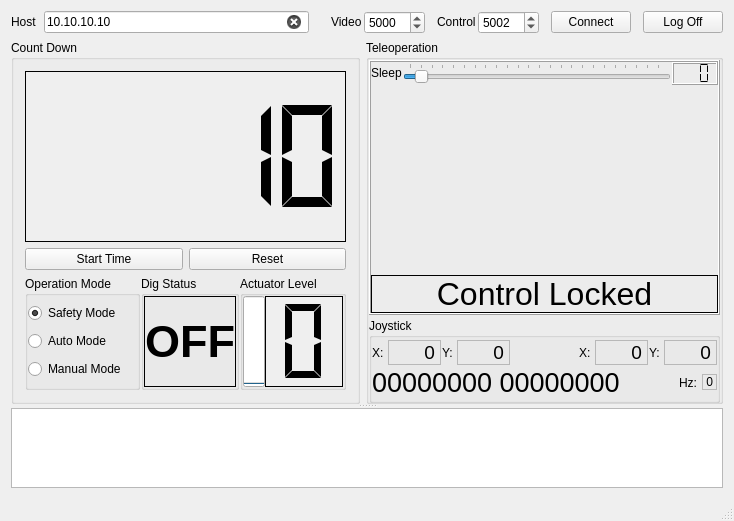
This is mainwindow.ui in oxoocoffee/RMC_Panel_Monitor as Qt 5 draws it before an edit. The edited form follows.
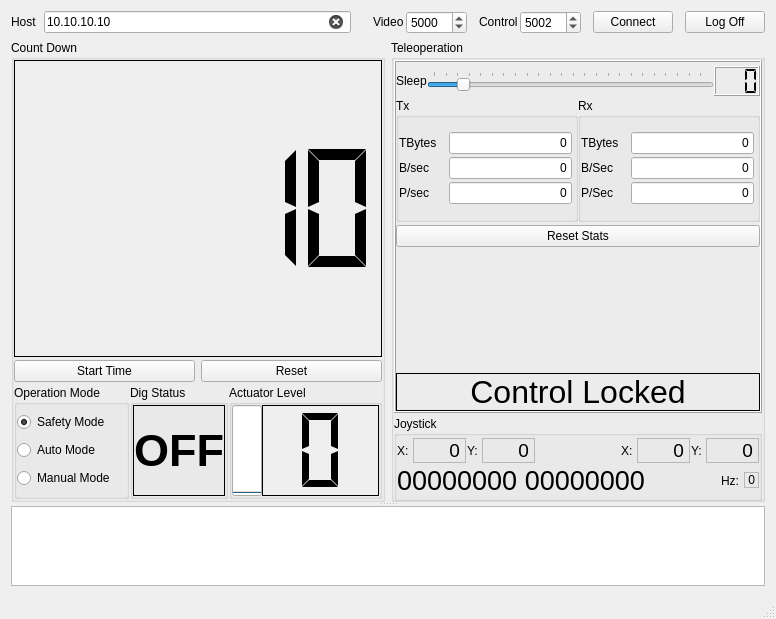
This is the edited form.

```diff
--- a/mainwindow.ui
+++ b/mainwindow.ui
@@ -6,8 +6,8 @@
    <rect>
     <x>0</x>
     <y>0</y>
-    <width>734</width>
-    <height>521</height>
+    <width>776</width>
+    <height>619</height>
    </rect>
   </property>
   <property name="sizePolicy">
@@ -359,8 +359,26 @@
              <string>Count Down</string>
             </property>
             <layout class="QVBoxLayout" name="verticalLayout_8">
+             <property name="spacing">
+              <number>0</number>
+             </property>
+             <property name="leftMargin">
+              <number>0</number>
+             </property>
+             <property name="topMargin">
+              <number>0</number>
+             </property>
+             <property name="rightMargin">
+              <number>0</number>
+             </property>
+             <property name="bottomMargin">
+              <number>0</number>
+             </property>
              <item>
               <layout class="QVBoxLayout" name="verticalLayout_4">
+               <property name="spacing">
+                <number>3</number>
+               </property>
                <item>
                 <widget class="QLCDNumber" name="countdownTimer">
                  <property name="sizePolicy">
@@ -403,6 +421,9 @@
                </item>
                <item>
                 <layout class="QHBoxLayout" name="horizontalLayout_9">
+                 <property name="spacing">
+                  <number>6</number>
+                 </property>
                  <item>
                   <widget class="QPushButton" name="startTimeButton">
                    <property name="text">
@@ -581,14 +602,14 @@
                       <item>
                        <widget class="QProgressBar" name="progressBar">
                         <property name="sizePolicy">
-                         <sizepolicy hsizetype="Minimum" vsizetype="Expanding">
+                         <sizepolicy hsizetype="Expanding" vsizetype="Expanding">
                           <horstretch>0</horstretch>
                           <verstretch>0</verstretch>
                          </sizepolicy>
                         </property>
                         <property name="minimumSize">
                          <size>
-                          <width>0</width>
+                          <width>30</width>
                           <height>0</height>
                          </size>
                         </property>
@@ -599,7 +620,7 @@
                          <number>0</number>
                         </property>
                         <property name="alignment">
-                         <set>Qt::AlignCenter</set>
+                         <set>Qt::AlignHCenter|Qt::AlignTop</set>
                         </property>
                         <property name="textVisible">
                          <bool>true</bool>
@@ -739,10 +760,16 @@
                   </property>
                   <item>
                    <layout class="QVBoxLayout" name="verticalLayout_9">
+                    <property name="spacing">
+                     <number>2</number>
+                    </property>
                     <item>
                      <layout class="QHBoxLayout" name="horizontalLayout_3">
                       <property name="spacing">
-                       <number>1</number>
+                       <number>0</number>
+                      </property>
+                      <property name="topMargin">
+                       <number>4</number>
                       </property>
                       <item>
                        <widget class="QLabel" name="labelControlRate">
@@ -781,7 +808,7 @@
                          <number>10</number>
                         </property>
                         <property name="value">
-                         <number>50</number>
+                         <number>80</number>
                         </property>
                         <property name="orientation">
                          <enum>Qt::Horizontal</enum>
@@ -808,6 +835,12 @@
                           <verstretch>0</verstretch>
                          </sizepolicy>
                         </property>
+                        <property name="minimumSize">
+                         <size>
+                          <width>0</width>
+                          <height>30</height>
+                         </size>
+                        </property>
                         <property name="frameShape">
                          <enum>QFrame::Box</enum>
                         </property>
@@ -835,6 +868,359 @@
                         <verstretch>1</verstretch>
                        </sizepolicy>
                       </property>
+                      <layout class="QVBoxLayout" name="verticalLayout_17">
+                       <property name="spacing">
+                        <number>0</number>
+                       </property>
+                       <property name="leftMargin">
+                        <number>0</number>
+                       </property>
+                       <property name="topMargin">
+                        <number>0</number>
+                       </property>
+                       <property name="rightMargin">
+                        <number>0</number>
+                       </property>
+                       <property name="bottomMargin">
+                        <number>0</number>
+                       </property>
+                       <item>
+                        <layout class="QVBoxLayout" name="verticalLayout_12">
+                         <property name="spacing">
+                          <number>3</number>
+                         </property>
+                         <item>
+                          <layout class="QHBoxLayout" name="horizontalLayout_12">
+                           <property name="spacing">
+                            <number>0</number>
+                           </property>
+                           <item>
+                            <widget class="QGroupBox" name="groupBox_3">
+                             <property name="sizePolicy">
+                              <sizepolicy hsizetype="Preferred" vsizetype="MinimumExpanding">
+                               <horstretch>0</horstretch>
+                               <verstretch>0</verstretch>
+                              </sizepolicy>
+                             </property>
+                             <property name="title">
+                              <string>Tx</string>
+                             </property>
+                             <layout class="QVBoxLayout" name="verticalLayout_14">
+                              <property name="spacing">
+                               <number>0</number>
+                              </property>
+                              <property name="leftMargin">
+                               <number>0</number>
+                              </property>
+                              <property name="topMargin">
+                               <number>0</number>
+                              </property>
+                              <property name="rightMargin">
+                               <number>0</number>
+                              </property>
+                              <property name="bottomMargin">
+                               <number>0</number>
+                              </property>
+                              <item>
+                               <layout class="QVBoxLayout" name="verticalLayout_13">
+                                <property name="spacing">
+                                 <number>3</number>
+                                </property>
+                                <property name="rightMargin">
+                                 <number>3</number>
+                                </property>
+                                <item>
+                                 <layout class="QHBoxLayout" name="horizontalLayout_7">
+                                  <property name="spacing">
+                                   <number>0</number>
+                                  </property>
+                                  <item>
+                                   <widget class="QLabel" name="label_2">
+                                    <property name="sizePolicy">
+                                     <sizepolicy hsizetype="Fixed" vsizetype="Preferred">
+                                      <horstretch>0</horstretch>
+                                      <verstretch>0</verstretch>
+                                     </sizepolicy>
+                                    </property>
+                                    <property name="minimumSize">
+                                     <size>
+                                      <width>50</width>
+                                      <height>0</height>
+                                     </size>
+                                    </property>
+                                    <property name="text">
+                                     <string>TBytes</string>
+                                    </property>
+                                   </widget>
+                                  </item>
+                                  <item>
+                                   <widget class="QLineEdit" name="lineEditTxTotalBytes">
+                                    <property name="text">
+                                     <string>0</string>
+                                    </property>
+                                    <property name="maxLength">
+                                     <number>255</number>
+                                    </property>
+                                    <property name="alignment">
+                                     <set>Qt::AlignRight|Qt::AlignTrailing|Qt::AlignVCenter</set>
+                                    </property>
+                                    <property name="readOnly">
+                                     <bool>true</bool>
+                                    </property>
+                                   </widget>
+                                  </item>
+                                 </layout>
+                                </item>
+                                <item>
+                                 <layout class="QHBoxLayout" name="horizontalLayout_13">
+                                  <property name="spacing">
+                                   <number>0</number>
+                                  </property>
+                                  <item>
+                                   <widget class="QLabel" name="label_4">
+                                    <property name="minimumSize">
+                                     <size>
+                                      <width>50</width>
+                                      <height>0</height>
+                                     </size>
+                                    </property>
+                                    <property name="text">
+                                     <string>B/sec</string>
+                                    </property>
+                                   </widget>
+                                  </item>
+                                  <item>
+                                   <widget class="QLineEdit" name="lineEditTxBytesPerSec">
+                                    <property name="text">
+                                     <string>0</string>
+                                    </property>
+                                    <property name="maxLength">
+                                     <number>255</number>
+                                    </property>
+                                    <property name="alignment">
+                                     <set>Qt::AlignRight|Qt::AlignTrailing|Qt::AlignVCenter</set>
+                                    </property>
+                                    <property name="readOnly">
+                                     <bool>true</bool>
+                                    </property>
+                                   </widget>
+                                  </item>
+                                 </layout>
+                                </item>
+                                <item>
+                                 <layout class="QHBoxLayout" name="horizontalLayout_15">
+                                  <property name="spacing">
+                                   <number>0</number>
+                                  </property>
+                                  <item>
+                                   <widget class="QLabel" name="label_6">
+                                    <property name="minimumSize">
+                                     <size>
+                                      <width>50</width>
+                                      <height>0</height>
+                                     </size>
+                                    </property>
+                                    <property name="text">
+                                     <string>P/sec</string>
+                                    </property>
+                                   </widget>
+                                  </item>
+                                  <item>
+                                   <widget class="QLineEdit" name="lineEditTxPacketPerSec">
+                                    <property name="text">
+                                     <string>0</string>
+                                    </property>
+                                    <property name="maxLength">
+                                     <number>255</number>
+                                    </property>
+                                    <property name="alignment">
+                                     <set>Qt::AlignRight|Qt::AlignTrailing|Qt::AlignVCenter</set>
+                                    </property>
+                                    <property name="readOnly">
+                                     <bool>true</bool>
+                                    </property>
+                                   </widget>
+                                  </item>
+                                 </layout>
+                                </item>
+                               </layout>
+                              </item>
+                             </layout>
+                            </widget>
+                           </item>
+                           <item>
+                            <widget class="QGroupBox" name="groupBox_4">
+                             <property name="sizePolicy">
+                              <sizepolicy hsizetype="Preferred" vsizetype="MinimumExpanding">
+                               <horstretch>0</horstretch>
+                               <verstretch>0</verstretch>
+                              </sizepolicy>
+                             </property>
+                             <property name="title">
+                              <string>Rx</string>
+                             </property>
+                             <layout class="QVBoxLayout" name="verticalLayout_16">
+                              <property name="spacing">
+                               <number>0</number>
+                              </property>
+                              <property name="leftMargin">
+                               <number>0</number>
+                              </property>
+                              <property name="topMargin">
+                               <number>0</number>
+                              </property>
+                              <property name="rightMargin">
+                               <number>0</number>
+                              </property>
+                              <property name="bottomMargin">
+                               <number>0</number>
+                              </property>
+                              <item>
+                               <layout class="QVBoxLayout" name="verticalLayout_15">
+                                <property name="spacing">
+                                 <number>3</number>
+                                </property>
+                                <property name="rightMargin">
+                                 <number>3</number>
+                                </property>
+                                <item>
+                                 <layout class="QHBoxLayout" name="horizontalLayout_11">
+                                  <property name="spacing">
+                                   <number>0</number>
+                                  </property>
+                                  <item>
+                                   <widget class="QLabel" name="label_3">
+                                    <property name="minimumSize">
+                                     <size>
+                                      <width>50</width>
+                                      <height>0</height>
+                                     </size>
+                                    </property>
+                                    <property name="text">
+                                     <string>TBytes</string>
+                                    </property>
+                                   </widget>
+                                  </item>
+                                  <item>
+                                   <widget class="QLineEdit" name="lineEditRxTotalBytes">
+                                    <property name="text">
+                                     <string>0</string>
+                                    </property>
+                                    <property name="maxLength">
+                                     <number>255</number>
+                                    </property>
+                                    <property name="alignment">
+                                     <set>Qt::AlignRight|Qt::AlignTrailing|Qt::AlignVCenter</set>
+                                    </property>
+                                    <property name="readOnly">
+                                     <bool>true</bool>
+                                    </property>
+                                   </widget>
+                                  </item>
+                                 </layout>
+                                </item>
+                                <item>
+                                 <layout class="QHBoxLayout" name="horizontalLayout_14">
+                                  <property name="spacing">
+                                   <number>0</number>
+                                  </property>
+                                  <item>
+                                   <widget class="QLabel" name="label_5">
+                                    <property name="minimumSize">
+                                     <size>
+                                      <width>50</width>
+                                      <height>0</height>
+                                     </size>
+                                    </property>
+                                    <property name="text">
+                                     <string>B/Sec</string>
+                                    </property>
+                                   </widget>
+                                  </item>
+                                  <item>
+                                   <widget class="QLineEdit" name="lineEditRxBytesPerSec">
+                                    <property name="text">
+                                     <string>0</string>
+                                    </property>
+                                    <property name="maxLength">
+                                     <number>255</number>
+                                    </property>
+                                    <property name="alignment">
+                                     <set>Qt::AlignRight|Qt::AlignTrailing|Qt::AlignVCenter</set>
+                                    </property>
+                                    <property name="readOnly">
+                                     <bool>true</bool>
+                                    </property>
+                                   </widget>
+                                  </item>
+                                 </layout>
+                                </item>
+                                <item>
+                                 <layout class="QHBoxLayout" name="horizontalLayout_16">
+                                  <property name="spacing">
+                                   <number>0</number>
+                                  </property>
+                                  <item>
+                                   <widget class="QLabel" name="label_7">
+                                    <property name="minimumSize">
+                                     <size>
+                                      <width>50</width>
+                                      <height>0</height>
+                                     </size>
+                                    </property>
+                                    <property name="text">
+                                     <string>P/Sec</string>
+                                    </property>
+                                   </widget>
+                                  </item>
+                                  <item>
+                                   <widget class="QLineEdit" name="lineEditRxPacketPerSec">
+                                    <property name="text">
+                                     <string>0</string>
+                                    </property>
+                                    <property name="maxLength">
+                                     <number>255</number>
+                                    </property>
+                                    <property name="alignment">
+                                     <set>Qt::AlignRight|Qt::AlignTrailing|Qt::AlignVCenter</set>
+                                    </property>
+                                    <property name="readOnly">
+                                     <bool>true</bool>
+                                    </property>
+                                   </widget>
+                                  </item>
+                                 </layout>
+                                </item>
+                               </layout>
+                              </item>
+                             </layout>
+                            </widget>
+                           </item>
+                          </layout>
+                         </item>
+                         <item>
+                          <widget class="QPushButton" name="pushButtonResetStats">
+                           <property name="text">
+                            <string>Reset Stats</string>
+                           </property>
+                          </widget>
+                         </item>
+                         <item>
+                          <spacer name="verticalSpacer">
+                           <property name="orientation">
+                            <enum>Qt::Vertical</enum>
+                           </property>
+                           <property name="sizeHint" stdset="0">
+                            <size>
+                             <width>20</width>
+                             <height>40</height>
+                            </size>
+                           </property>
+                          </spacer>
+                         </item>
+                        </layout>
+                       </item>
+                      </layout>
                      </widget>
                     </item>
                     <item>
@@ -1124,6 +1510,12 @@
                           <verstretch>0</verstretch>
                          </sizepolicy>
                         </property>
+                        <property name="minimumSize">
+                         <size>
+                          <width>195</width>
+                          <height>0</height>
+                         </size>
+                        </property>
                         <property name="font">
                          <font>
                           <pointsize>20</pointsize>
@@ -1138,6 +1530,9 @@
                         <property name="textFormat">
                          <enum>Qt::PlainText</enum>
                         </property>
+                        <property name="alignment">
+                         <set>Qt::AlignCenter</set>
+                        </property>
                         <property name="textInteractionFlags">
                          <set>Qt::NoTextInteraction</set>
                         </property>
```
Left out of the diff: 2 changed lines with no effect on the pictures.
